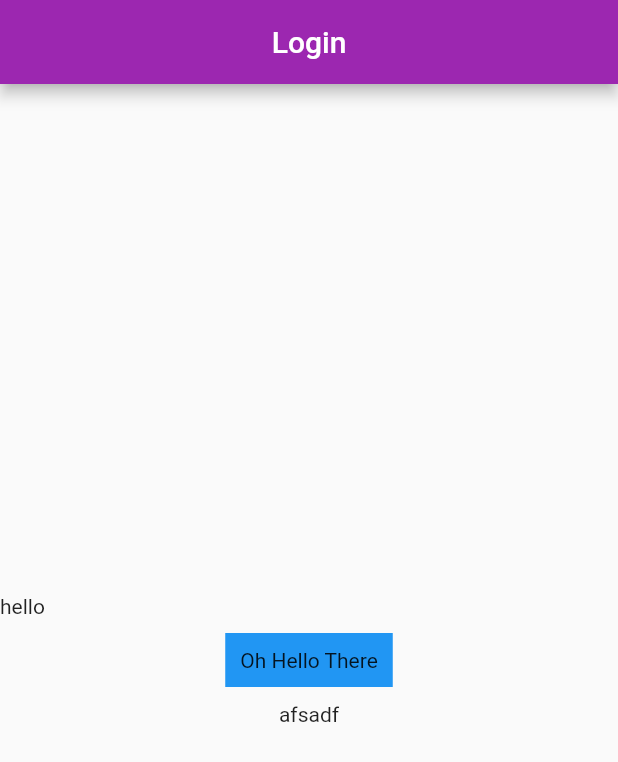
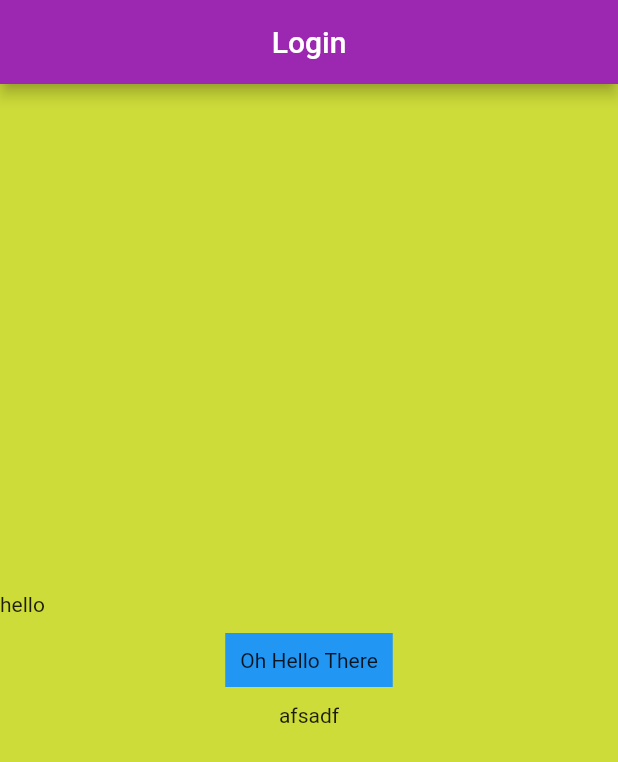
Before and after one commit to danielmc02/flutter_project, a Flutter app: the screen it shows after launch, on a phone screen of 412 x 824 dp. Shown: the top 762 px of the screen. Run offline on Flutter 3.47's test engine with Material 2 defaults, Android fonts, the phone set to English and light mode, and no system bars.

Commit message:
Updated 4/28/2022

```diff
--- a/lib/Screens/LoginScreen.dart/login_screen.dart
+++ b/lib/Screens/LoginScreen.dart/login_screen.dart
@@ -10,7 +10,7 @@ class LoginScreen extends StatefulWidget {
 class _LoginScreenState extends State<LoginScreen> {
   @override
   Widget build(BuildContext context) {
-    return Scaffold(
+    return Scaffold(backgroundColor: Theme.of(context).backgroundColor,
       appBar: AppBar(
         title: Center(child: Text("Login")),
         backgroundColor: Theme.of(context).primaryColor,
@@ -37,12 +37,15 @@ class _ScreenState extends State<Screen> {
         Text("hello"),
         Center(
           child: Column(
-            children: [Container(
+            children: [Padding(
+              padding: const EdgeInsets.all(1.0),
+              child: Container(
           padding: EdgeInsets.all(10.0),
           margin: EdgeInsets.all(10.0),
           child: Text("Oh Hello There"),
           decoration: BoxDecoration( shape: BoxShape.rectangle ,color: Colors.blue  ),
         ),
+            ),
         Text(
           "afsadf"
         )
--- a/lib/main.dart
+++ b/lib/main.dart
@@ -12,11 +12,19 @@ class MyApp extends StatelessWidget {
   Widget build(BuildContext context) {
     return MaterialApp(
       title: 'poop',
-      theme: ThemeData(
+      theme: //Light Mode
+      ThemeData(
         primaryColor: Colors.purple,
+        backgroundColor: Colors.lime,
         primarySwatch: Colors.blue,
+        ),
+        darkTheme://Dark Mode
+        ThemeData(
+          primaryColor: Colors.red,
+          backgroundColor: Colors.deepOrange,
 
-      ),
+
+          ),
       home: const LoginScreen(),
     );
   }
```
